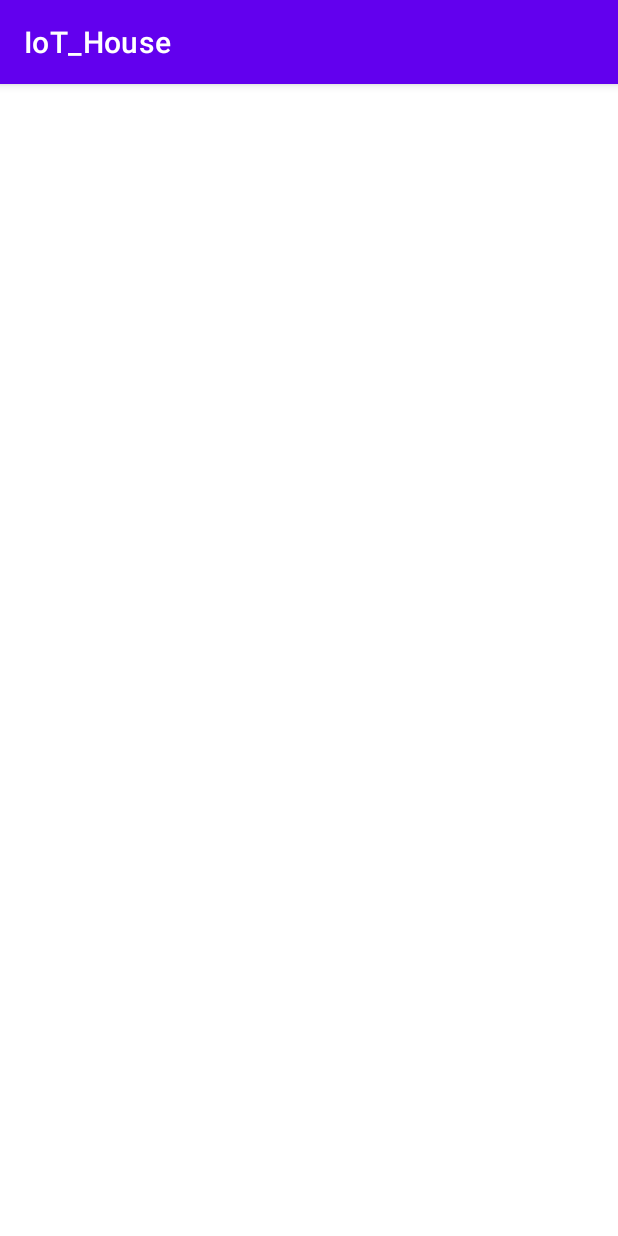
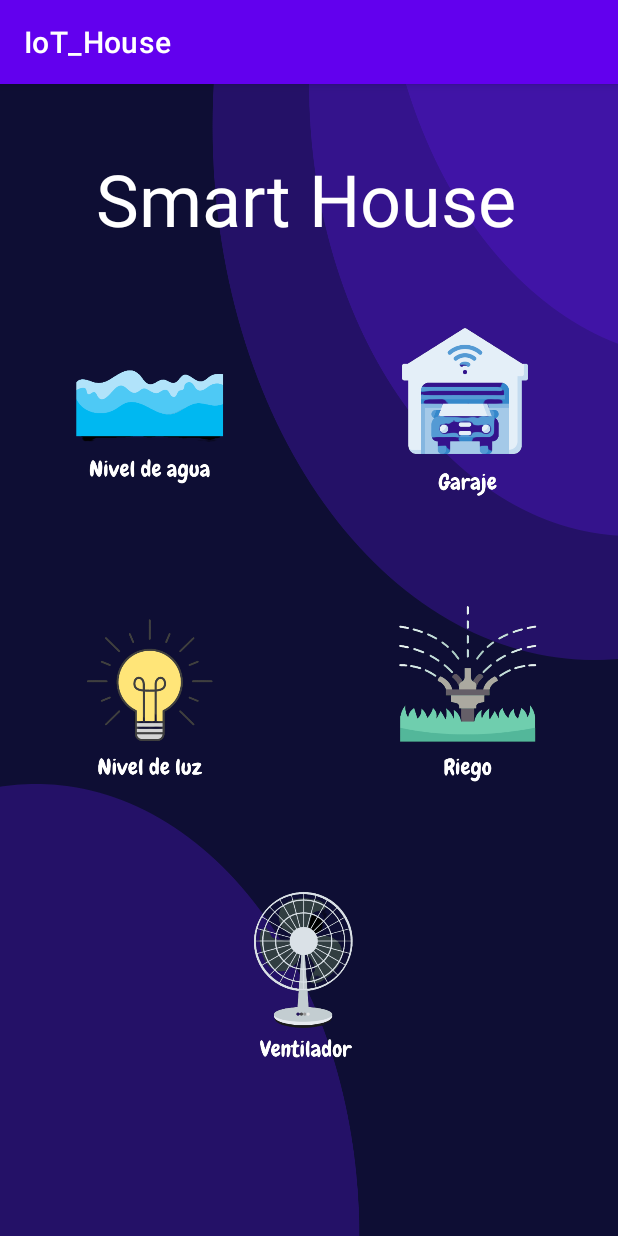
Before and after one commit to Vicente105/IoT_House, an Android app: the screen it shows after launch (MainActivity2), on a phone screen of 412 x 824 dp. Run offline under Robolectric (Android 15) with nearby library versions, the phone set to English and light mode, and no system bars.

Commit message:
Se crea el menú principal

```diff
--- a/app/src/main/res/layout/activity_main2.xml
+++ b/app/src/main/res/layout/activity_main2.xml
@@ -2,8 +2,72 @@
 <androidx.constraintlayout.widget.ConstraintLayout xmlns:android="http://schemas.android.com/apk/res/android"
     xmlns:app="http://schemas.android.com/apk/res-auto"
     xmlns:tools="http://schemas.android.com/tools"
+    android:id="@+id/tvnombre"
     android:layout_width="match_parent"
     android:layout_height="match_parent"
+    android:background="@drawable/back"
     tools:context=".MainActivity2">
 
+    <TextView
+        android:id="@+id/tvApp"
+        android:layout_width="wrap_content"
+        android:layout_height="wrap_content"
+        android:layout_marginStart="64dp"
+        android:layout_marginTop="44dp"
+        android:text="Smart House"
+        android:textColor="#FFFFFF"
+        android:textSize="48sp"
+        app:layout_constraintStart_toStartOf="parent"
+        app:layout_constraintTop_toTopOf="parent" />
+
+    <ImageView
+        android:id="@+id/ivnagua"
+        android:layout_width="140dp"
+        android:layout_height="140dp"
+        android:layout_marginStart="28dp"
+        android:layout_marginTop="40dp"
+        app:layout_constraintStart_toStartOf="parent"
+        app:layout_constraintTop_toBottomOf="@+id/tvApp"
+        app:srcCompat="@drawable/agua" />
+
+    <ImageView
+        android:id="@+id/ivgaraje"
+        android:layout_width="140dp"
+        android:layout_height="140dp"
+        android:layout_marginStart="72dp"
+        android:layout_marginTop="40dp"
+        app:layout_constraintStart_toEndOf="@+id/ivnagua"
+        app:layout_constraintTop_toBottomOf="@+id/tvApp"
+        app:srcCompat="@drawable/garaje" />
+
+    <ImageView
+        android:id="@+id/ivluz"
+        android:layout_width="140dp"
+        android:layout_height="140dp"
+        android:layout_marginStart="28dp"
+        android:layout_marginTop="50dp"
+        app:layout_constraintStart_toStartOf="parent"
+        app:layout_constraintTop_toBottomOf="@+id/ivnagua"
+        app:srcCompat="@drawable/luz" />
+
+    <ImageView
+        android:id="@+id/ivriego"
+        android:layout_width="140dp"
+        android:layout_height="140dp"
+        android:layout_marginStart="72dp"
+        android:layout_marginTop="50dp"
+        app:layout_constraintStart_toEndOf="@+id/ivluz"
+        app:layout_constraintTop_toBottomOf="@+id/ivgaraje"
+        app:srcCompat="@drawable/riego" />
+
+    <ImageView
+        android:id="@+id/ivventilador"
+        android:layout_width="140dp"
+        android:layout_height="140dp"
+        android:layout_marginStart="132dp"
+        android:layout_marginTop="48dp"
+        app:layout_constraintStart_toStartOf="parent"
+        app:layout_constraintTop_toBottomOf="@+id/ivriego"
+        app:srcCompat="@drawable/ventilador" />
+
 </androidx.constraintlayout.widget.ConstraintLayout>
```
Also changed, not shown: app/src/main/res/drawable/agua.png (added), app/src/main/res/drawable/back.png (added), app/src/main/res/drawable/garaje.png (added), app/src/main/res/drawable/luz.png (added), app/src/main/res/drawable/riego.png (added), app/src/main/res/drawable/ventilador.png (added).
